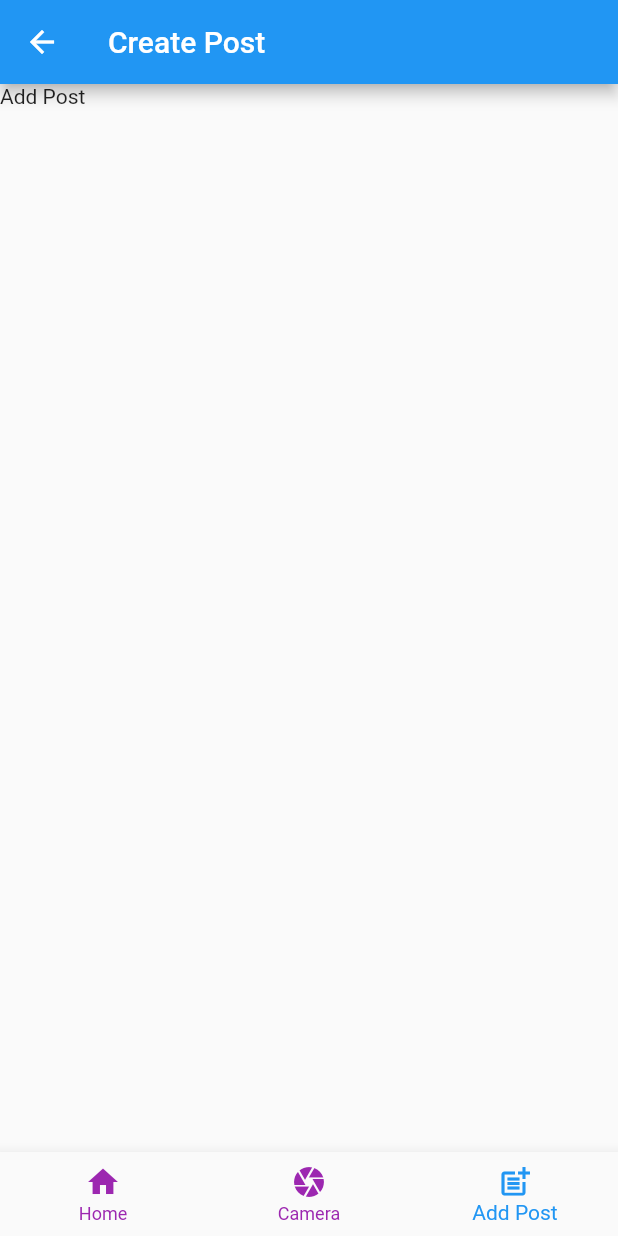
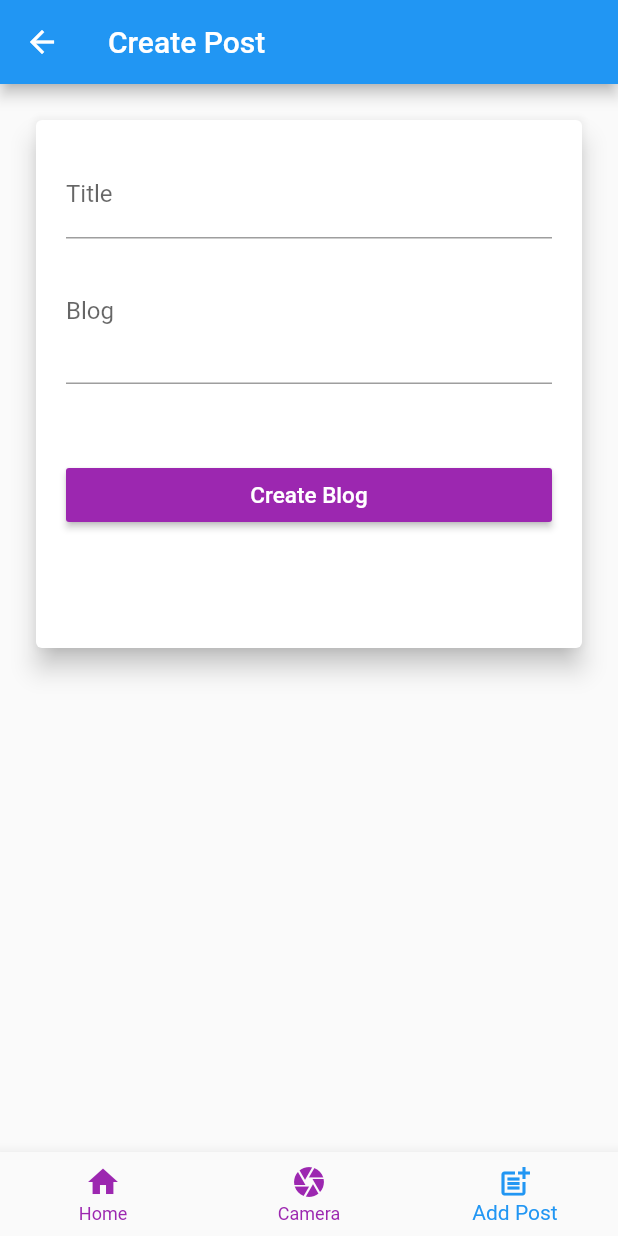
Before and after one commit to NikolaDonevski138/flutter-poc, a Flutter app: the HomeScreen screen opened by its route, item 3 of the bottom bar chosen, on a phone screen of 412 x 824 dp. Run offline on Flutter 3.47's test engine with Material 2 defaults, Android fonts, the phone set to English and light mode, and no system bars; our stand-ins replace geolocator, image_picker, sqflite; missing offline and left inert: pl_grid; accounts and stored records are empty; network calls fail.

Commit message:
added posts screen

```diff
--- a/lib/helpers/apihelper.dart
+++ b/lib/helpers/apihelper.dart
@@ -1,12 +1,16 @@
-import 'package:http/http.dart';
+import 'package:http/http.dart' as http;
 import 'dart:convert';
+
 import '../models/photos.dart';
+import '../models/post.dart';
 
 class HttpService {
-  final String postUrl = "https://jsonplaceholder.typicode.com/photos?_start=0&_limit=500";
+  final String photosApi =
+      "https://jsonplaceholder.typicode.com/photos?_start=0&_limit=500";
+  final String postsApi = "https://jsonplaceholder.typicode.com/posts";
 
   Future<List<Photos>> getPhotos() async {
-    Response res = await get(postUrl);
+    final res = await http.get(photosApi);
     if (res.statusCode == 200) {
       List<dynamic> body = jsonDecode(res.body);
       List<Photos> posts =
@@ -17,4 +21,16 @@ class HttpService {
       throw "Can't get posts";
     }
   }
+
+   Future<Post> createPost(String id, String title, String post) async {
+    final res = await http.post(postsApi, body: {
+      "title": title,
+      "body": post,
+      "userId": id,
+    });
+    if (res.statusCode == 201) {
+      final String responseString = res.body;
+      return postFromJson(responseString);
+    }
+  }
 }
--- a/lib/main.dart
+++ b/lib/main.dart
@@ -2,7 +2,6 @@ import 'package:flutter/material.dart';
 import './screen/login.screen.dart';
 import './screen/home.screen.dart';
 import './screen/add_place_screen.dart';
-import './screen/places_list_screen.dart';
 import './providers/great_places.dart';
 import 'package:provider/provider.dart';
 import './screen/place_detail_screen.dart';
@@ -28,7 +27,6 @@ class MyApp extends StatelessWidget {
           routes: {
             HomeScreen.routeName: (ctx) => HomeScreen(),
             AddPlaceScreen.routeName: (ctx) => AddPlaceScreen(),
-            // PlacesListScreen.routeName: (ctx) => PlacesListScreen(),
             PlaceDetailScreen.routeName: (ctx) => PlaceDetailScreen(),
             MapScreen.routeName: (ctx) => MapScreen()
           }),
--- a/lib/models/place.dart
+++ b/lib/models/place.dart
@@ -1,5 +1,4 @@
 import 'dart:io';
-
 import 'package:flutter/foundation.dart';
 
 class PlaceLocation {
--- /dev/null
+++ b/lib/models/post.dart
@@ -0,0 +1,33 @@
+import 'dart:convert';
+
+Post postFromJson(String str) => Post.fromJson(json.decode(str));
+
+String postToJson(Post data) => json.encode(data.toJson());
+
+class Post {
+    Post({
+        this.id,
+        this.title,
+        this.body,
+        this.userId,
+    });
+
+    String id;
+    String title;
+    String body;
+    String userId;
+
+    factory Post.fromJson(Map<String, dynamic> json) => Post(
+        id: json["id"].toString(),
+        title: json["title"],
+        body: json["body"],
+        userId: json["userId"],
+    );
+
+    Map<String, dynamic> toJson() => {
+        "id": id,
+        "title": title,
+        "body": body,
+        "userId": userId,
+    };
+}
--- a/lib/providers/great_places.dart
+++ b/lib/providers/great_places.dart
@@ -1,11 +1,10 @@
 import 'dart:io';
-
 import 'package:flutter/foundation.dart';
 
-import '../models/place.dart';
 import '../helpers/db_helper.dart';
 import '../helpers/location_helper.dart';
 import '../models/place.dart';
+
 
 class GreatPlaces with ChangeNotifier {
   List<Place> _items = [];
--- a/lib/screen/create_post.dart
+++ b/lib/screen/create_post.dart
@@ -1,4 +1,10 @@
 import 'package:flutter/material.dart';
+import 'dart:math';
+import '../helpers/apihelper.dart';
+import '../helpers/apihelper.dart';
+import '../helpers/apihelper.dart';
+import '../models/post.dart';
+import '../helpers/apihelper.dart';
 
 class CreatePost extends StatefulWidget {
   @override
@@ -6,10 +12,128 @@ class CreatePost extends StatefulWidget {
 }
 
 class _CreatePostState extends State<CreatePost> {
+  String _title;
+  String _post;
+
+  bool postFromResponse = false;
+  Post message;
+  String unsuccessfulMesage;
+
+  final title = TextEditingController();
+  final body = TextEditingController();
+  final _form = GlobalKey<FormState>();
+
+  void _createPost() async {
+    final isValid = _form.currentState.validate();
+    if (!isValid) {
+      return;
+    }
+    _form.currentState.save();
+    Random random = new Random();
+    String randomNumber = random.nextInt(1000).toString();
+    HttpService http = HttpService();
+
+    final Post post = await http.createPost(randomNumber, _title, _post);
+
+    if (post?.id != null) {
+      setState(() {
+        message = post;
+        postFromResponse = true;
+        _showMyDialog();
+      });
+    } else {
+      _showMyDialog();
+    }
+  }
+
+  Future<void> _showMyDialog() async {
+    return showDialog<void>(
+      context: context,
+      barrierDismissible: false,
+      builder: (BuildContext context) {
+        return AlertDialog(
+          content: SingleChildScrollView(
+            child: ListBody(
+              children: <Widget>[
+                postFromResponse
+                    ? Text('Your post was Successfully created')
+                    : Text(
+                        'Your post was not successfull created please try again later',
+                        style: TextStyle(color: Colors.red),
+                      )
+              ],
+            ),
+          ),
+          actions: <Widget>[
+            TextButton(
+              child: Text('Ok'),
+              onPressed: () {
+                Navigator.of(context).pop();
+              },
+            ),
+          ],
+        );
+      },
+    );
+  }
+
   @override
   Widget build(BuildContext context) {
     return Scaffold(
-      body: Text('Add Post'),
-    );
+        body: Container(
+      height: 400,
+      child: Padding(
+        padding: const EdgeInsets.all(20.0),
+        child: Card(
+          elevation: 7,
+          child: Form(
+            key: _form,
+            child: ListView(
+              padding: EdgeInsets.all(20),
+              children: <Widget>[
+                TextFormField(
+                  decoration: InputDecoration(labelText: 'Title'),
+                  textInputAction: TextInputAction.next,
+                  validator: (value) {
+                    if (value.isEmpty) {
+                      return 'Please enter title';
+                    }
+                    return null;
+                  },
+                  onSaved: (val) => {_title = val},
+                ),
+                TextFormField(
+                  decoration: InputDecoration(labelText: 'Blog'),
+                  maxLines: 3,
+                  textInputAction: TextInputAction.done,
+                  validator: (value) {
+                    if (value.isEmpty) {
+                      return 'This field should not be empty';
+                    }
+
+                    return null;
+                  },
+                  onSaved: (val) => {_post = val},
+                ),
+                //Container(child: postFromResponse ? Text('${message.id}') : null,),
+                Container(
+                  margin: EdgeInsets.only(top: 50),
+                  child: RaisedButton(
+                    child: Text(
+                      'Create Blog',
+                      style: TextStyle(fontSize: 15),
+                    ),
+                    onPressed: _createPost,
+                    color: Colors.purple,
+                    textColor: Colors.white,
+                    splashColor: Colors.black,
+                  ),
+                )
+              ],
+            ),
+          ),
+        ),
+      ),
+    ));
   }
 }
--- a/lib/screen/home.screen.dart
+++ b/lib/screen/home.screen.dart
@@ -1,12 +1,10 @@
-import 'package:path/path.dart';
 import 'package:flutter/material.dart';
 import 'package:provider/provider.dart';
-import '../providers/images.dart';
-import '../providers/great_places.dart';
+
 import '../screen/places_list_screen.dart';
-import '../widgets/home.dart';
 import '../screen/add_place_screen.dart';
 import '../screen/create_post.dart';
+import '../widgets/home.dart';
 
 class HomeScreen extends StatefulWidget {
   static String routeName = '/home-screen';
@@ -35,11 +33,7 @@ class _HomeScreenState extends State<HomeScreen> {
   @override
   Widget build(BuildContext context) {
     return MultiProvider(
-        providers: [
-          // ChangeNotifierProvider.value(
-          //   value: Images(),
-          // ),
-        ],
+        providers: [],
         child: Scaffold(
           appBar: AppBar(
             title: Text(_pages[_selectedPageIndex]['title']),
--- a/lib/screen/login.screen.dart
+++ b/lib/screen/login.screen.dart
@@ -1,4 +1,5 @@
 import 'package:flutter/material.dart';
+
 import './home.screen.dart';
 
 class LoginScreen extends StatefulWidget {
--- a/lib/screen/map_screen.dart
+++ b/lib/screen/map_screen.dart
@@ -9,9 +9,8 @@ class MapScreen extends StatefulWidget {
 }
 
 class _MapScreenState extends State<MapScreen> {
+
   String _previewImageUrl;
-  // double latitude;
-  // double longitude;
   Map data = {};
 
   void _showPreview() {
--- a/lib/screen/places_list_screen.dart
+++ b/lib/screen/places_list_screen.dart
@@ -1,7 +1,6 @@
 import 'package:flutter/material.dart';
 import 'package:provider/provider.dart';
 
-import './add_place_screen.dart';
 import '../providers/great_places.dart';
 import './place_detail_screen.dart';
 import 'place_detail_screen.dart';
@@ -38,7 +37,6 @@ class PlacesListScreen extends StatelessWidget {
                             Navigator.of(context).pushNamed(
                                 PlaceDetailScreen.routeName,
                                 arguments: greatPlaces.items[i].id);
-                            // Go to detail page ...
                           },
                         ),
                       ),
```
Also changed, not shown: lib/providers/images.dart (deleted, +0 -48 lines), lib/screen/add_place_screen.dart (+9 -1 lines), lib/screen/place_detail_screen.dart (+1 -6 lines), lib/widgets/home.dart (+21 -9 lines), lib/widgets/location_input.dart (+1 -18 lines).
